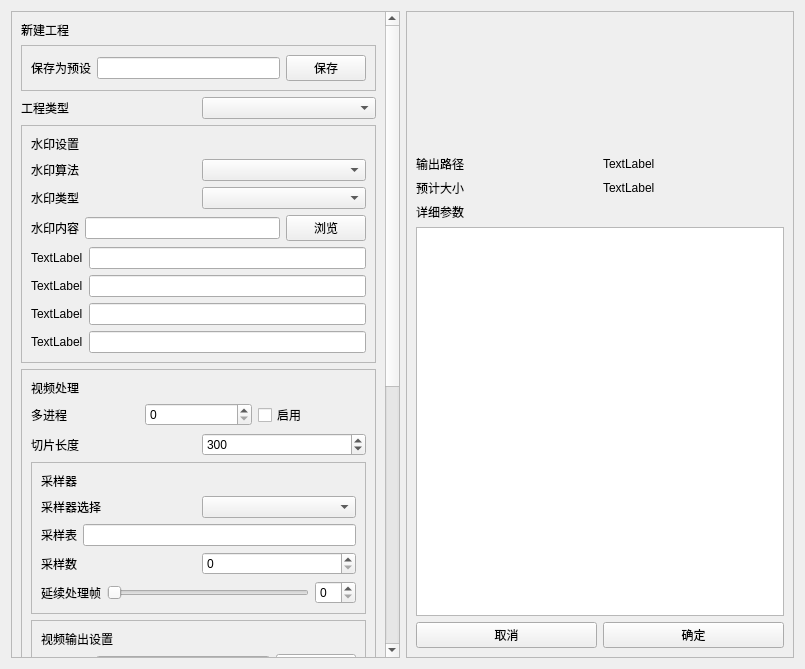
Before: the Qt Designer form DesignFile/SetUp.ui in tucaodashen/invisible_video_watermark, drawn with Qt 5.
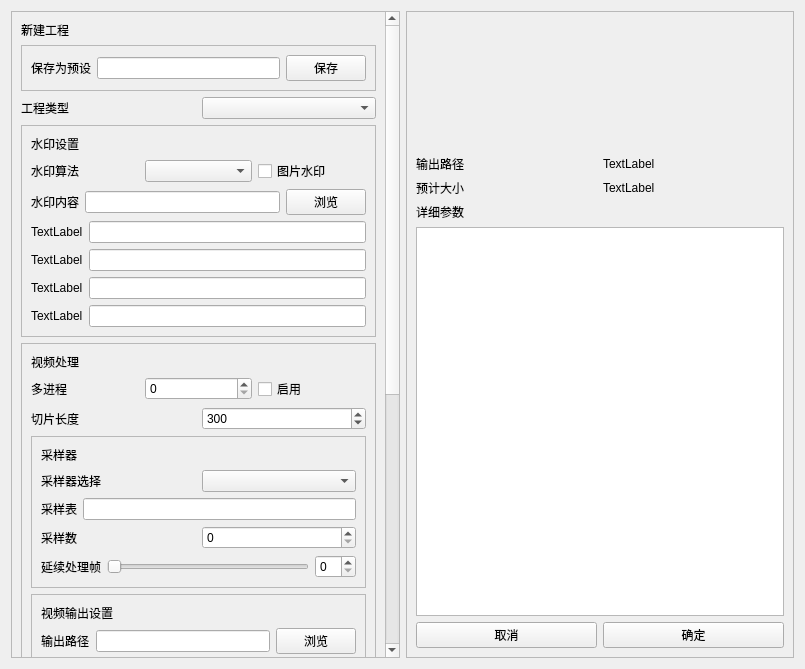
After: the same form once the commit is applied. Custom widgets are drawn as their Qt base class.

Commit message: refactor: 添加时间模块和文件大小检测函数 refactor: 移除水印类型选择，改为单选图片水印模式 refactor: 优化图片水印逻辑并添加调试输出

```diff
--- a/DesignFile/SetUp.ui
+++ b/DesignFile/SetUp.ui
@@ -23,9 +23,9 @@
       <property name="geometry">
        <rect>
         <x>0</x>
-        <y>-493</y>
+        <y>0</y>
         <width>377</width>
-        <height>1142</height>
+        <height>1118</height>
        </rect>
       </property>
       <layout class="QVBoxLayout" name="verticalLayout_7">
@@ -111,22 +111,18 @@
             <item>
              <widget class="ComboBox" name="CB_WatermarkAgori"/>
             </item>
-           </layout>
-          </item>
-          <item>
-           <layout class="QHBoxLayout" name="horizontalLayout_12">
             <item>
-             <widget class="BodyLabel" name="L_WatermarkType">
+             <widget class="CheckBox" name="CB_IW">
               <property name="text">
-               <string>水印类型</string>
+               <string>图片水印</string>
               </property>
              </widget>
             </item>
-            <item>
-             <widget class="ComboBox" name="CB_WatermarkType"/>
-            </item>
            </layout>
           </item>
+          <item>
+           <layout class="QHBoxLayout" name="horizontalLayout_12"/>
+          </item>
           <item>
            <layout class="QHBoxLayout" name="horizontalLayout_13">
             <item>
```
The commit also changes 4 other files.
